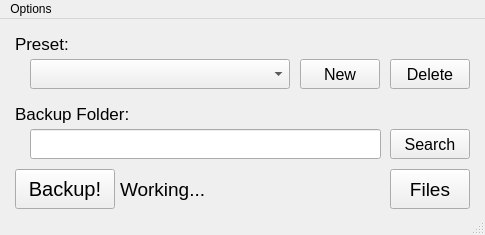
Dwyriel/Backup_Utility, file src/MainWindow/mainwindow.ui: the form before one commit.
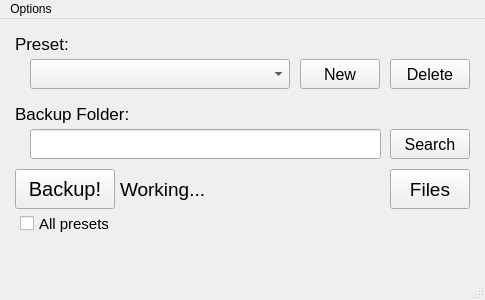
The form after the commit. Icons and pictures are not drawn. Custom widgets are drawn as their Qt base class.

The edit to the form file:
```diff
--- a/src/MainWindow/mainwindow.ui
+++ b/src/MainWindow/mainwindow.ui
@@ -7,7 +7,7 @@
     <x>0</x>
     <y>0</y>
     <width>485</width>
-    <height>235</height>
+    <height>300</height>
    </rect>
   </property>
   <property name="sizePolicy">
@@ -25,7 +25,7 @@
   <property name="maximumSize">
    <size>
     <width>485</width>
-    <height>235</height>
+    <height>300</height>
    </size>
   </property>
   <property name="cursor">
```
